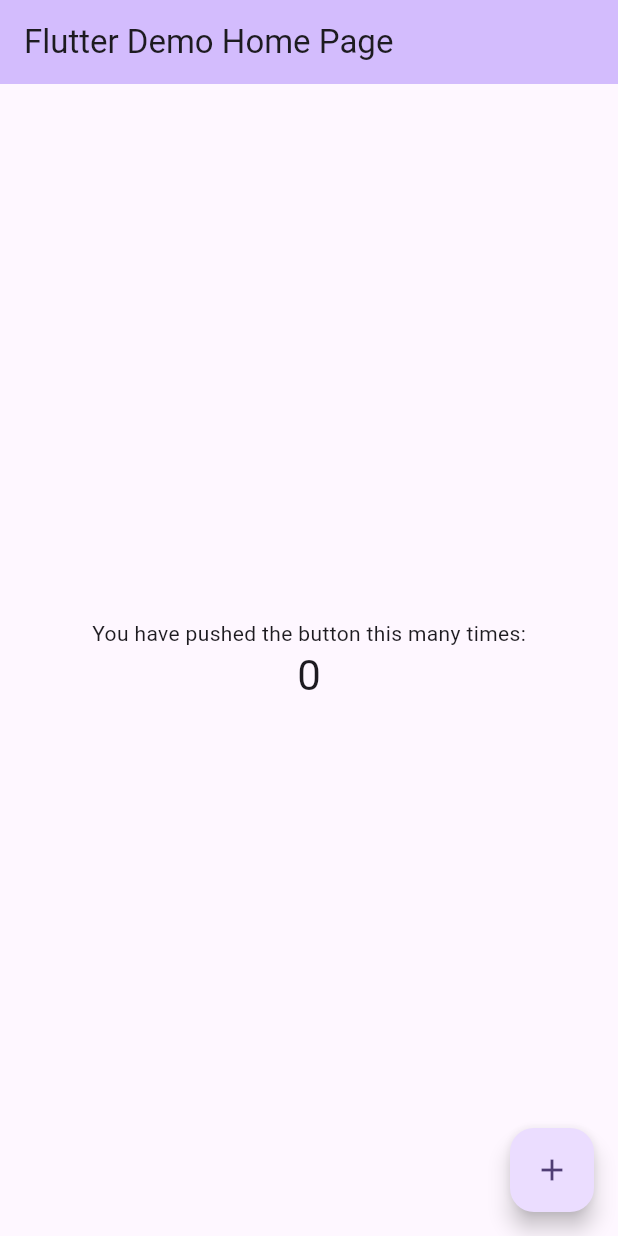
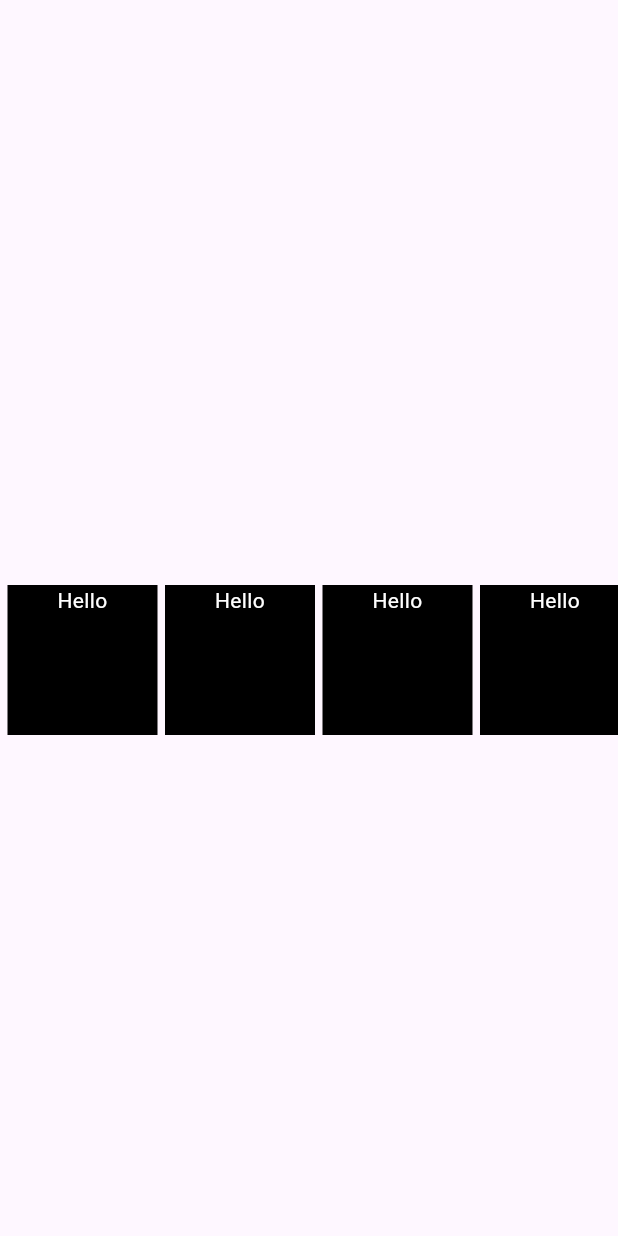
Before and after one commit to Hanin-Nabil/ResponseApp, a Flutter app: the screen it shows after launch, on a phone screen of 412 x 824 dp. Run offline on Flutter 3.47's test engine with Material 3 defaults, Android fonts, the phone set to English and light mode, and no system bars.

Commit message:
hanan update

```diff
--- /dev/null
+++ b/lib/Hanan Add/test_view.dart
@@ -0,0 +1,34 @@
+import 'package:flutter/material.dart';
+
+class TestViewHanan extends StatelessWidget {
+  const TestViewHanan({super.key});
+
+  @override
+  Widget build(BuildContext context) {
+    return Scaffold(
+      appBar: AppBar(),
+      body: ListView.builder(
+        scrollDirection: Axis.horizontal,
+        itemBuilder: (context, index) {
+          return Row(
+            children: [
+              SizedBox(
+                width: 5,
+              ),
+              Container(
+                height: 100,
+                width: 100,
+                color: Colors.black,
+                child: Text(
+                  textAlign: TextAlign.center,
+                  'Hello',
+                  style: TextStyle(color: Colors.white),
+                ),
+              ),
+            ],
+          );
+        },
+      ),
+    );
+  }
+}
--- a/lib/main.dart
+++ b/lib/main.dart
@@ -1,4 +1,5 @@
 import 'package:flutter/material.dart';
+import 'package:newapp/Hanan%20Add/test_view.dart';
 
 void main() {
   runApp(const MyApp());
@@ -31,7 +32,7 @@ class MyApp extends StatelessWidget {
         colorScheme: ColorScheme.fromSeed(seedColor: Colors.deepPurple),
         useMaterial3: true,
       ),
-      home: const MyHomePage(title: 'Flutter Demo Home Page'),
+      home: TestViewHanan(),
     );
   }
 }
--- a/pubspec.yaml
+++ b/pubspec.yaml
@@ -34,6 +34,7 @@ dependencies:
   # The following adds the Cupertino Icons font to your application.
   # Use with the CupertinoIcons class for iOS style icons.
   cupertino_icons: ^1.0.8
+  get: ^4.7.2
 
 dev_dependencies:
   flutter_test:
```
Also changed, not shown: pubspec.lock, 126 other files.
